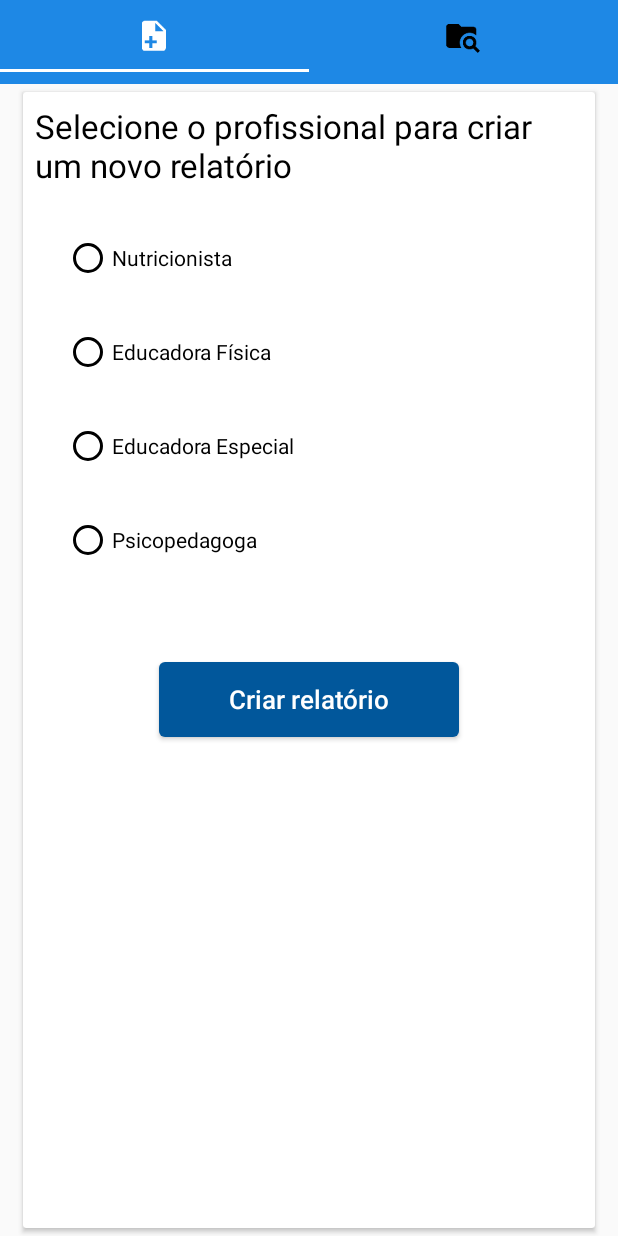
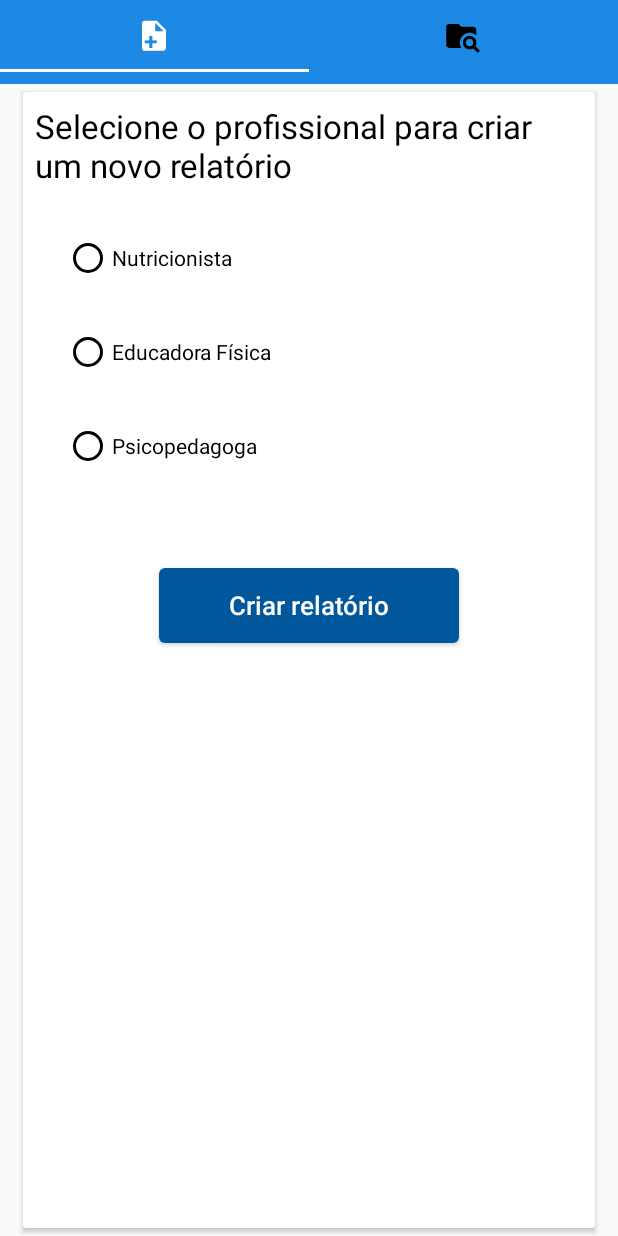
Before and after one commit to rodrigofs09/DesenvolvimentoMobile, an Android app: the screen it shows after launch (MainActivity), on a phone screen of 412 x 824 dp. Run offline under Robolectric (Android 15) with nearby library versions, the phone set to English and light mode, and no system bars.

```diff
--- a/app/src/main/java/com/example/victo/acorde/Main/BuscaRelatorioPPFragment.java
+++ b/app/src/main/java/com/example/victo/acorde/Main/BuscaRelatorioPPFragment.java
@@ -4,6 +4,7 @@ import android.content.Context;
 import android.content.Intent;
 import android.net.Uri;
 import android.os.Bundle;
+import android.support.annotation.NonNull;
 import android.support.v4.app.Fragment;
 import android.view.LayoutInflater;
 import android.view.View;
@@ -50,7 +51,7 @@ public class BuscaRelatorioPPFragment extends Fragment implements View.OnClickLi
     }
 
     @Override
-    public View onCreateView(LayoutInflater inflater, ViewGroup container,
+    public View onCreateView(@NonNull LayoutInflater inflater, ViewGroup container,
                              Bundle savedInstanceState) {
         view = inflater.inflate(R.layout.fragment_busca_relatorio_p, container, false);
         buscar = view.findViewById(R.id.buscar);
@@ -89,10 +90,6 @@ public class BuscaRelatorioPPFragment extends Fragment implements View.OnClickLi
                         vaiProFormulario = new Intent(getActivity(), ListaFormulariosEducadoraFisicaActivity.class);
                         startActivity(vaiProFormulario);
                         break;
-                    case R.id.buscaEducadoraEspecial:
-                        vaiProFormulario = new Intent(getActivity(), ListaFormulariosEducadoraEspecialActivity.class);
-                        startActivity(vaiProFormulario);
-                        break;
                     case R.id.buscaPsicopedagoga:
                         vaiProFormulario = new Intent(getActivity(), ListaFormulariosPsicopedagogaActivity.class);
                         startActivity(vaiProFormulario);
--- a/app/src/main/java/com/example/victo/acorde/Main/CriaRelatorioPPFragment.java
+++ b/app/src/main/java/com/example/victo/acorde/Main/CriaRelatorioPPFragment.java
@@ -94,10 +94,6 @@ public class CriaRelatorioPPFragment extends Fragment implements View.OnClickLis
                         vaiProFormulario = new Intent(getActivity(), CriaFormularioEducadoraFisicaActivity.class);
                         startActivity(vaiProFormulario);
                         break;
-                    case R.id.cadastraEducadoraEspecial:
-                        vaiProFormulario = new Intent(getActivity(), CriaFormularioEducadoraEspecialActivity.class);
-                        startActivity(vaiProFormulario);
-                        break;
                     case R.id.cadastraPsicopedagoga:
                         vaiProFormulario = new Intent(getActivity(), CriaFormularioPsicopedagogaActivity.class);
                         startActivity(vaiProFormulario);
--- a/app/src/main/res/layout/fragment_cria_relatorio_p.xml
+++ b/app/src/main/res/layout/fragment_cria_relatorio_p.xml
@@ -69,16 +69,6 @@
                     android:text="@string/formularioEducadoraFisica" />
 
                 <RadioButton
-                    android:id="@+id/cadastraEducadoraEspecial"
-                    android:layout_width="wrap_content"
-                    android:layout_height="wrap_content"
-                    android:layout_marginLeft="15dp"
-                    android:layout_marginStart="15dp"
-                    android:layout_marginTop="15dp"
-                    android:layout_marginBottom="15dp"
-                    android:text="@string/educadoraEspecial" />
-
-                <RadioButton
                     android:id="@+id/cadastraPsicopedagoga"
                     android:layout_width="wrap_content"
                     android:layout_height="wrap_content"
--- a/app/src/main/res/values/strings.xml
+++ b/app/src/main/res/values/strings.xml
@@ -1,5 +1,5 @@
 <resources>
-    <string name="app_name">Acorde</string>
+    <string name="app_name">Acorde - Registro de Relatórios</string>
     <string name="username">Nome de usuário</string>
     <string name="password">Senha</string>
     <string name="sign_in">Entrar</string>
```
Also changed, not shown: app/src/main/AndroidManifest.xml (+5 -3 lines), app/src/main/res/layout/fragment_busca_relatorio_p.xml (+0 -10 lines), app/src/main/res/mipmap-hdpi/ic_launcher.png, app/src/main/res/mipmap-mdpi/ic_launcher.png, app/src/main/res/mipmap-xhdpi/ic_launcher.png, app/src/main/res/mipmap-xxhdpi/ic_launcher.png, app/src/main/res/mipmap-xxxhdpi/ic_launcher.png.
